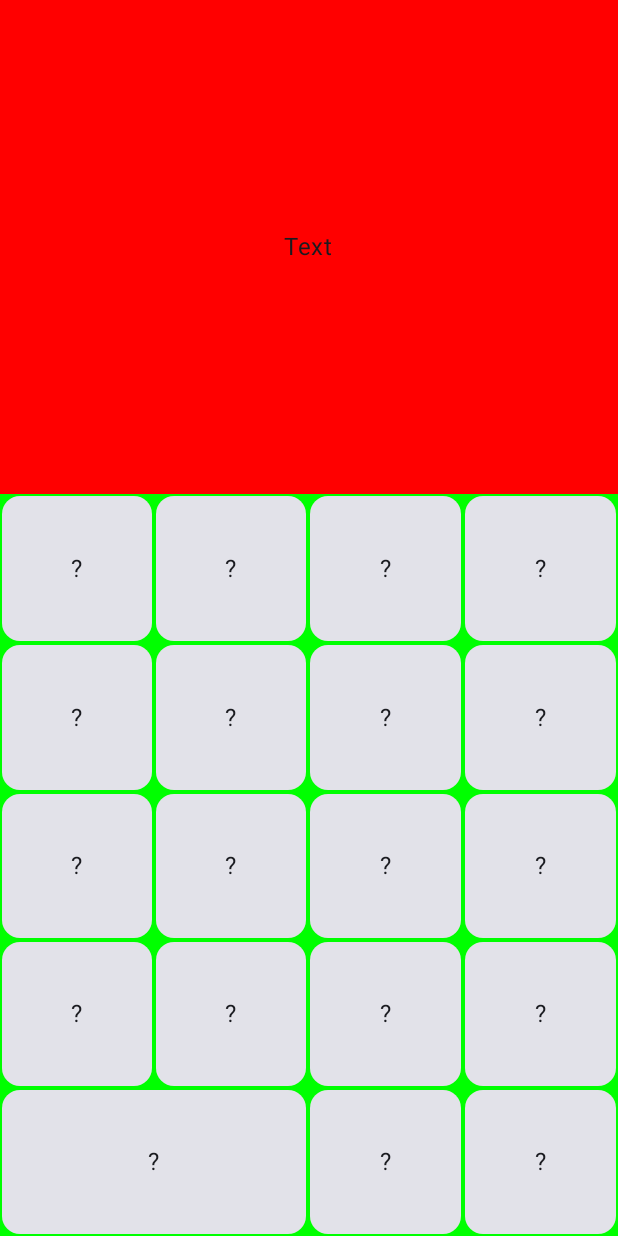
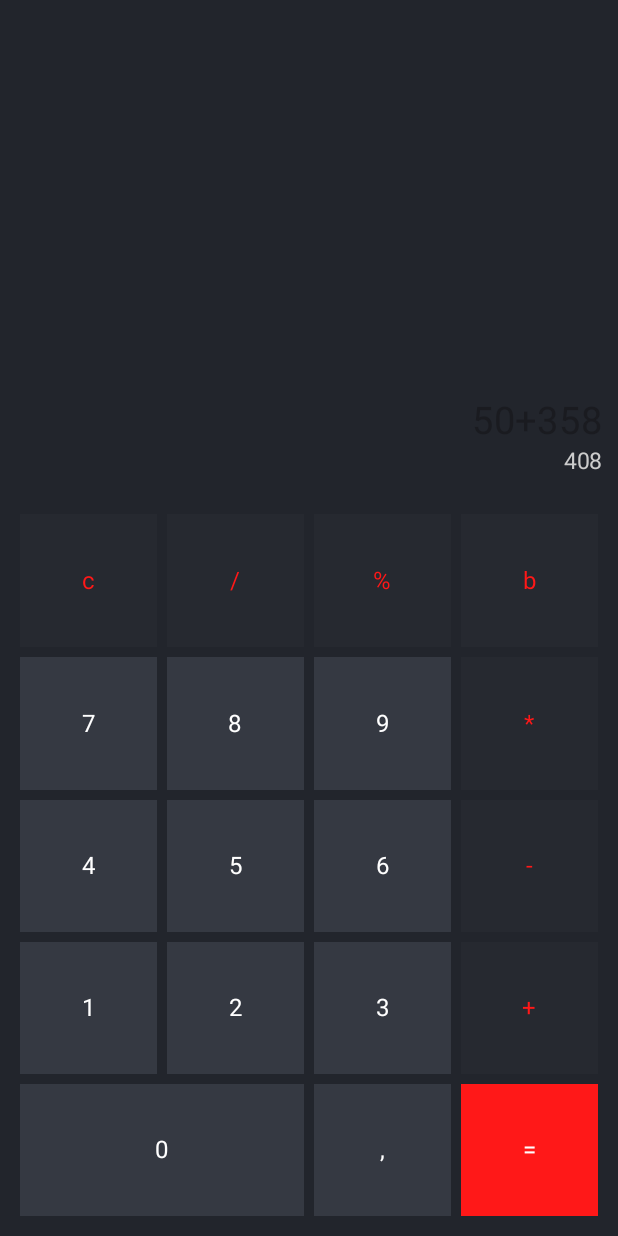
Before and after one commit to 006900/CustomCalculator, an Android app built with Jetpack Compose: the screen it shows after launch (MainActivity), on a phone screen of 412 x 824 dp. Run offline under Robolectric (Android 15) with nearby library versions, the phone set to English and light mode, and no system bars.

Commit message:
cree mi viewmodel que controla el estado de los colores de los botones segun su letra y añadi los colores de mi app , cree el diseño final de la app en lo que respecta a diseño de la calculadora basica.

```diff
--- a/app/src/main/java/com/example/calculatorpro/core/Calculator.kt
+++ b/app/src/main/java/com/example/calculatorpro/core/Calculator.kt
@@ -2,32 +2,38 @@ package com.example.calculatorpro.core
 
 import androidx.compose.foundation.background
 import androidx.compose.foundation.clickable
+import androidx.compose.foundation.layout.Arrangement
 import androidx.compose.foundation.layout.Box
 import androidx.compose.foundation.layout.Column
 import androidx.compose.foundation.layout.Row
 import androidx.compose.foundation.layout.fillMaxSize
 import androidx.compose.foundation.layout.padding
+import androidx.compose.foundation.shape.RoundedCornerShape
 import androidx.compose.material3.Card
+import androidx.compose.material3.CardDefaults
 import androidx.compose.material3.Scaffold
 import androidx.compose.material3.Text
 import androidx.compose.runtime.Composable
 import androidx.compose.ui.Alignment
 import androidx.compose.ui.Modifier
 import androidx.compose.ui.graphics.Color
+import androidx.compose.ui.layout.ModifierLocalBeyondBoundsLayout
 import androidx.compose.ui.unit.dp
+import androidx.compose.ui.unit.sp
+import com.example.calculatorpro.ui.theme.Primary
 
 @Composable
 fun CalculatorScreen(modifier: Modifier = Modifier) {
     Scaffold(
         topBar = {},
         content = { innerPadding ->
-            Content(modifier = modifier.padding(innerPadding))
+            Content(modifier = modifier.background(Primary).padding(innerPadding))
         }
     )
 }
 
 @Composable
-private fun Content(modifier: Modifier = Modifier) {
+private fun Content(modifier: Modifier = Modifier,) {
     Column(
         modifier = Modifier
             .fillMaxSize()
@@ -36,66 +42,82 @@ private fun Content(modifier: Modifier = Modifier) {
         Box(
             modifier = Modifier
                 .weight(0.4f)
-                .fillMaxSize()
-                .background(color = Color.Red),
+                .fillMaxSize(),
             contentAlignment = Alignment.Center
         ) {
-            Text("Text")
+            Column (
+                modifier = Modifier
+                    .fillMaxSize()
+                    .padding(10.dp),
+                horizontalAlignment = Alignment.End,
+                verticalArrangement = Arrangement.Bottom
+            ){
+                Text("50+358", fontSize = 25.sp)
+                Text("408",fontSize = 15.sp, color = Color.LightGray)
+            }
         }
-        ExampleButtons(modifier = Modifier
+        ExampleButtons(
+            modifier = Modifier
             .weight(0.6f)
-            .fillMaxSize())
+            .fillMaxSize().padding(10.dp))
     }
 }
 
 @Composable
 fun ExampleButtons(modifier: Modifier = Modifier) {
-    Column(modifier = modifier.background(color = Color.Green)) {
+    Column(modifier = modifier) {
         Row(modifier = Modifier.weight(1f)) {
-            Buttons(modifier = Modifier.weight(1f))
-            Buttons(modifier = Modifier.weight(1f))
-            Buttons(modifier = Modifier.weight(1f))
-            Buttons(modifier = Modifier.weight(1f))
+            Buttons(modifier = Modifier.weight(1f), value = "c"){}
+            Buttons(modifier = Modifier.weight(1f), value = "/"){}
+            Buttons(modifier = Modifier.weight(1f), value = "%"){}
+            Buttons(modifier = Modifier.weight(1f), value = "b"){}
         }
         Row(modifier = Modifier.weight(1f)) {
-            Buttons(modifier = Modifier.weight(1f))
-            Buttons(modifier = Modifier.weight(1f))
-            Buttons(modifier = Modifier.weight(1f))
-            Buttons(modifier = Modifier.weight(1f))
+            Buttons(modifier = Modifier.weight(1f), value = "7"){}
+            Buttons(modifier = Modifier.weight(1f), value = "8"){}
+            Buttons(modifier = Modifier.weight(1f), value = "9"){}
+            Buttons(modifier = Modifier.weight(1f), value = "*"){}
         }
         Row(modifier = Modifier.weight(1f)) {
-            Buttons(modifier = Modifier.weight(1f))
-            Buttons(modifier = Modifier.weight(1f))
-            Buttons(modifier = Modifier.weight(1f))
-            Buttons(modifier = Modifier.weight(1f))
+            Buttons(modifier = Modifier.weight(1f), value = "4"){}
+            Buttons(modifier = Modifier.weight(1f), value = "5"){}
+            Buttons(modifier = Modifier.weight(1f), value = "6"){}
+            Buttons(modifier = Modifier.weight(1f), value = "-"){}
         }
         Row(modifier = Modifier.weight(1f)) {
-            Buttons(modifier = Modifier.weight(1f))
-            Buttons(modifier = Modifier.weight(1f))
-            Buttons(modifier = Modifier.weight(1f))
-            Buttons(modifier = Modifier.weight(1f))
+            Buttons(modifier = Modifier.weight(1f), value = "1"){}
+            Buttons(modifier = Modifier.weight(1f), value = "2"){}
+            Buttons(modifier = Modifier.weight(1f), value = "3"){}
+            Buttons(modifier = Modifier.weight(1f), value = "+"){}
         }
         Row(modifier = Modifier.weight(1f)) {
-            Buttons(modifier = Modifier.weight(2f))
-            Buttons(modifier = Modifier.weight(1f))
-            Buttons(modifier = Modifier.weight(1f))
+            Buttons(modifier = Modifier.weight(2f), value = "0"){}
+            Buttons(modifier = Modifier.weight(1f), value = ","){}
+            Buttons(modifier = Modifier.weight(1f), value = "="){}
         }
     }
 }
 
 @Composable
-private fun Buttons(modifier: Modifier = Modifier) {
+private fun Buttons(
+    modifier: Modifier = Modifier,
+    viewModel: CalculatorViewModel = CalculatorViewModel(),
+    value: String,
+    onClick:(String)-> Unit
+) {
+    val color = viewModel.changeColor(value)
     Card(
         modifier= Modifier
-            .padding(1.dp)
-            .then(modifier),
-        onClick = {}
+            .padding(3.dp)
+            .then(modifier), shape = RoundedCornerShape(0),
+        colors = CardDefaults.cardColors(color.backGround),
+        onClick = {onClick(value)}
     ) {
         Box(
             modifier = Modifier.fillMaxSize(),
             contentAlignment = Alignment.Center
         ){
-            Text(text = "?")
+            Text(text = value, color = color.textColor)
         }
     }
 }
--- /dev/null
+++ b/app/src/main/java/com/example/calculatorpro/core/CalculatorViewModel.kt
@@ -0,0 +1,20 @@
+package com.example.calculatorpro.core
+
+import androidx.compose.runtime.mutableStateOf
+import androidx.compose.ui.graphics.Color
+import androidx.lifecycle.ViewModel
+import com.example.calculatorpro.ui.theme.Accent
+import com.example.calculatorpro.ui.theme.Secondary
+import com.example.calculatorpro.ui.theme.Tertiary
+
+class CalculatorViewModel: ViewModel() {
+     fun changeColor(value: String): StateColor{
+         val numericType = StateColor(textColor = Color.White, backGround = Secondary)
+         val symbolType = StateColor(textColor = Accent, backGround = Tertiary)
+         val result = StateColor(textColor = Color.White, backGround = Accent)
+       return when(value){
+           ",","0","1","2","3","4","5","6","7","8","9" -> {numericType}
+            else -> { if (value == "=") result else symbolType }
+        }
+    }
+}
--- a/app/src/main/java/com/example/calculatorpro/core/navigation/NavigationWrapper.kt
+++ b/app/src/main/java/com/example/calculatorpro/core/navigation/NavigationWrapper.kt
@@ -5,6 +5,7 @@ import androidx.navigation.compose.NavHost
 import androidx.navigation.compose.composable
 import androidx.navigation.compose.rememberNavController
 import com.example.calculatorpro.core.CalculatorScreen
+import com.example.calculatorpro.core.CalculatorViewModel
 import com.example.calculatorpro.core.CurrencyConverterScreen
 
 @Composable
--- /dev/null
+++ b/app/src/main/java/com/example/calculatorpro/core/stateColor.kt
@@ -0,0 +1,9 @@
+package com.example.calculatorpro.core
+
+import androidx.compose.ui.graphics.Color
+import com.example.calculatorpro.ui.theme.Accent
+
+data class StateColor(
+    val textColor: Color = Color.White,
+    val backGround: Color = Color.White
+)
--- a/app/src/main/java/com/example/calculatorpro/ui/theme/Color.kt
+++ b/app/src/main/java/com/example/calculatorpro/ui/theme/Color.kt
@@ -9,3 +9,9 @@ val Pink80 = Color(0xFFEFB8C8)
 val Purple40 = Color(0xFF6650a4)
 val PurpleGrey40 = Color(0xFF625b71)
 val Pink40 = Color(0xFF7D5260)
+
+//Ui App
+val Primary = Color(0xFF22252C)
+val Secondary = Color(0xFF353942)
+val Tertiary = Color(0xFF262930)
+val Accent = Color(0xFFFF1818)
```
